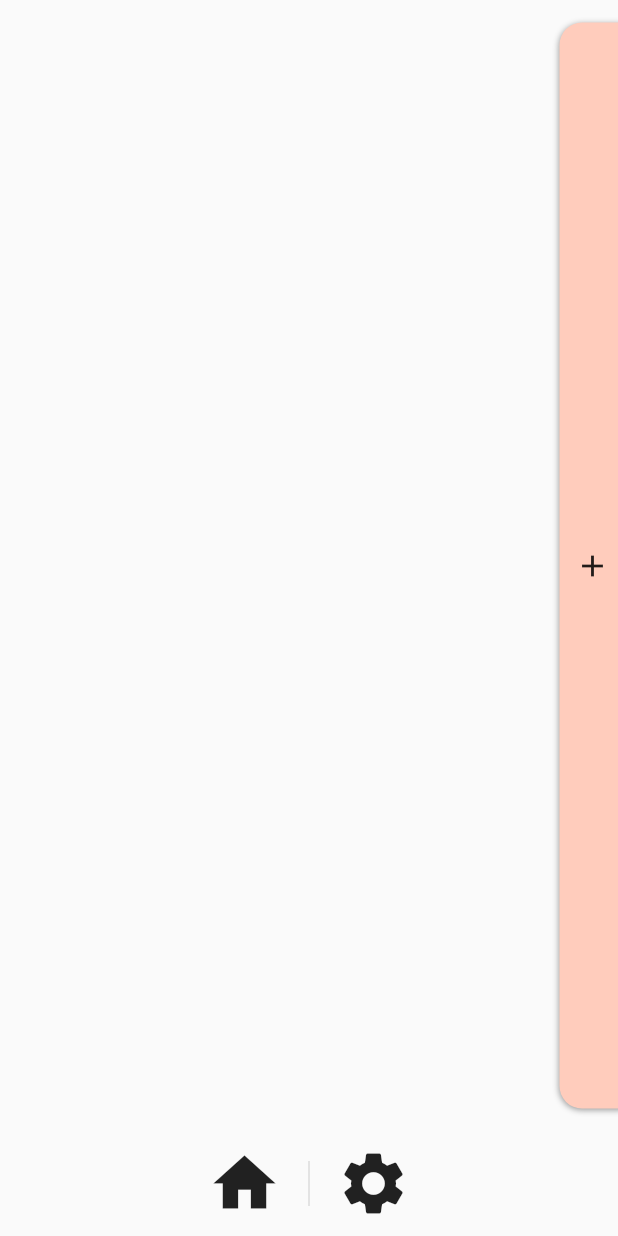
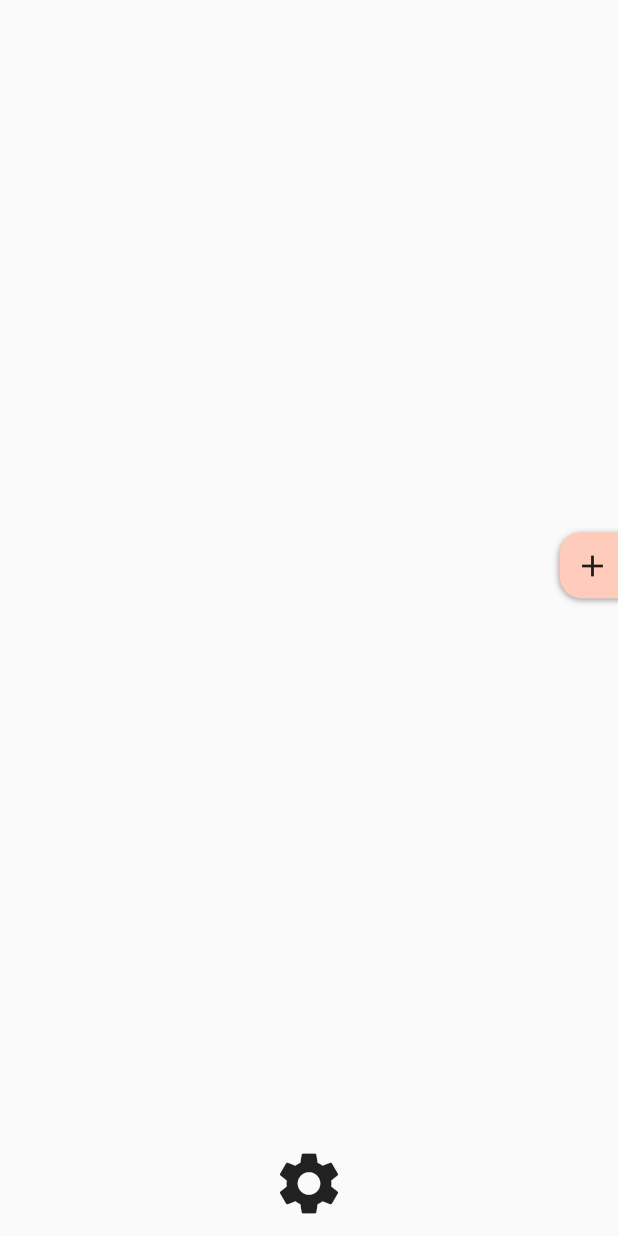
Before and after one commit to XDDK/LightPlan, a Flutter app: the MainPage screen opened directly, on a phone screen of 412 x 824 dp. Run offline on Flutter 3.47's test engine with Material 2 defaults, Android fonts, the phone set to English and light mode, and no system bars; our stand-ins replace flutter_keyboard_visibility, hive, hive_flutter; accounts and stored records are empty; generated files the repository leaves out were written again.

Commit message:
more design tweaks

```diff
--- /dev/null
+++ b/lib/task_list_handler.dart
@@ -0,0 +1,16 @@
+import 'package:flutter/material.dart';
+
+class TaskListHandler extends ChangeNotifier {
+  int _taskRootCount;
+
+  TaskListHandler([this._taskRootCount]);
+
+  int get taskRootCount {
+    return _taskRootCount;
+  }
+
+  void setTaskRootCount(int taskRootCount, [bool notify = true]) {
+    _taskRootCount = taskRootCount;
+    if (notify) notifyListeners();
+  }
+}
--- a/lib/ui/screens/main_page.dart
+++ b/lib/ui/screens/main_page.dart
@@ -1,5 +1,6 @@
 import 'package:flutter/material.dart';
 import 'package:hive/hive.dart';
+import 'package:lighthouse_planner/task_list_handler.dart';
 import 'package:provider/provider.dart';
 
 import '../../dao/task_dao_impl.dart';
@@ -17,27 +18,37 @@ class _MainPageState extends State<MainPage> {
 
   @override
   Widget build(BuildContext context) {
-    return SafeArea(
+    return WillPopScope(
+      onWillPop: () async => _showConfirmQuit(),
+      child: SafeArea(
         child: Scaffold(
+          resizeToAvoidBottomInset: false,
           body: FutureBuilder<Box<Task>>(
             future: Hive.openBox<Task>('tasks'),
             builder: (context, snapshot) {
               if (snapshot.connectionState == ConnectionState.done) {
                 taskDaoImpl = TaskDaoImpl();
-              var viewPort = MediaQuery.of(context).size.width > 950 ? 0.3 : 0.75;
+                var controller = PageController(
+                  initialPage: 0,
+                  viewportFraction: MediaQuery.of(context).size.width > 950 ? 0.3 : 1.0,
+                );
                 return FutureProvider(
                   create: (_) => taskDaoImpl.insertDefaults(),
+                  child: ChangeNotifierProvider(
+                    create: (context) => TaskListHandler(),
                     child: Column(
                       children: [
-                    TasksListView(viewPort: viewPort),
-                    MyBottomBar(),
+                        TasksListView(controller: controller),
+                        MyBottomBar(treeController: controller),
                       ],
+                    ),
                   ),
                 );
               } else {
                 return Center(child: CircularProgressIndicator());
               }
             },
+          ),
         ),
       ),
     );
--- a/lib/ui/widgets/bottom_bar.dart
+++ b/lib/ui/widgets/bottom_bar.dart
@@ -1,10 +1,15 @@
 import 'package:flutter/material.dart';
+import 'package:lighthouse_planner/task_list_handler.dart';
 import 'package:provider/provider.dart';
 
 import '../../dao/task_dao_impl.dart';
 import 'my_container.dart';
 
 class MyBottomBar extends StatefulWidget {
+  final PageController treeController;
+
+  MyBottomBar({@required this.treeController});
+
   @override
   State<StatefulWidget> createState() {
     return _MyBottomBar();
@@ -13,31 +18,38 @@ class MyBottomBar extends StatefulWidget {
 
 class _MyBottomBar extends State<MyBottomBar> {
   TaskDaoImpl taskDao;
-  // TreeHandler treeHandler;
+  TaskListHandler taskListHandler;
 
   @override
   Widget build(BuildContext context) {
     this.taskDao = context.watch<TaskDaoImpl>();
-    // this.treeHandler = context.watch<TreeHandler>();
-
+    this.taskListHandler = context.watch<TaskListHandler>();
     if (this.taskDao == null) return Container();
-    // if (treeHandler.currentRoot == null) treeHandler.setCurrentRoot(taskDao.findTaskAt(0), false);
 
     return Row(
       mainAxisAlignment: MainAxisAlignment.center,
       children: [
-        //BottomBar UI: Home button
-        MyContainer(
-          ripple: true,
-          color: Colors.transparent,
-          child: Icon(Icons.home, size: 50),
-          padding: EdgeInsets.all(10),
-          onTap: () {
-            print("Home");
-            // treeHandler.setCurrentRoot(taskDao.findTaskAt(0));
-          },
+        //BottomBar UI: Left arrow
+        /*
+        Visibility(
+          visible: widget.treeController.page < taskListHandler.taskRootCount,
+          child: MyContainer(
+            ripple: true,
+            color: Colors.transparent,
+            width: 50,
+            height: 50,
+            child: FittedBox(child: Icon(Icons.arrow_back_ios)),
+            padding: EdgeInsets.all(10),
+            onTap: () {
+              if (widget.treeController.page > 0) {
+                widget.treeController.previousPage(
+                  duration: Duration(milliseconds: 500),
+                  curve: Curves.linear,
+                );
+              }
+            },
+          ),
         ),
-
         //BottomBar UI: Divider
         SizedBox(
           height: 40,
@@ -47,7 +59,7 @@ class _MyBottomBar extends State<MyBottomBar> {
             endIndent: 5,
           ),
         ),
-
+        */
         //BottomBar UI: Settings menu
         MyContainer(
           ripple: true,
@@ -58,6 +70,34 @@ class _MyBottomBar extends State<MyBottomBar> {
             Navigator.of(context).pushNamed("/settings");
           },
         ),
+        /*
+        //BottomBar UI: Divider
+        SizedBox(
+          height: 40,
+          child: VerticalDivider(
+            thickness: 1,
+            indent: 5,
+            endIndent: 5,
+          ),
+        ),
+        //BottomBar UI: Right arrow
+        Visibility(
+          // visible: taskListHandler.currentPage != null && taskListHandler.currentPage < taskListHandler.tasksCount,
+          child: MyContainer(
+            ripple: true,
+            color: Colors.transparent,
+            width: 50,
+            height: 50,
+            child: FittedBox(child: Icon(Icons.arrow_forward_ios)),
+            padding: EdgeInsets.all(10),
+            onTap: () {
+              widget.treeController.nextPage(
+                duration: Duration(milliseconds: 500),
+                curve: Curves.linear,
+              );
+            },
+          ),
+        ),*/
       ],
     );
   }
--- a/lib/ui/widgets/tasktree/tasks_listview.dart
+++ b/lib/ui/widgets/tasktree/tasks_listview.dart
@@ -3,15 +3,16 @@ import 'package:provider/provider.dart';
 
 import '../../../dao/task_dao_impl.dart';
 import '../../../models/task.dart';
+import '../../../task_list_handler.dart';
 import '../../../tree_handler.dart';
 import '../my_container.dart';
 import '../tree_timer.dart';
 import 'task_tree_container.dart';
 
 class TasksListView extends StatefulWidget {
-  final double viewPort;
+  final PageController controller;
 
-  TasksListView({this.viewPort});
+  TasksListView({@required this.controller});
 
   @override
   _TasksListViewState createState() => _TasksListViewState();
@@ -19,10 +20,12 @@ class TasksListView extends StatefulWidget {
 
 class _TasksListViewState extends State<TasksListView> {
   TaskDaoImpl taskDao;
+  TaskListHandler taskListHandler;
 
   @override
   Widget build(BuildContext context) {
     taskDao = context.watch<TaskDaoImpl>();
+    taskListHandler = context.watch<TaskListHandler>();
     List<Task> treeRoots = [];
     bool nextYearExists = false;
 
@@ -35,14 +38,13 @@ class _TasksListViewState extends State<TasksListView> {
           treeRoots.add(task);
         }
       }
-      // treeRoots = treeRoots.reversed.toList();
     }
 
     return Expanded(
       child: Stack(
         children: [
           PageView.builder(
-            controller: PageController(initialPage: treeRoots.length-1, viewportFraction: widget.viewPort),
+            controller: widget.controller,
             scrollDirection: Axis.horizontal,
             itemCount: treeRoots.length,
             physics: treeRoots.length > 1 ? BouncingScrollPhysics() : NeverScrollableScrollPhysics(),
@@ -82,12 +84,11 @@ class _TasksListViewState extends State<TasksListView> {
           child: GestureDetector(
             onTap: () async {
               await taskDao.insertDefaults(DateTime.now().year + 1);
-              setState(() { });
+              setState(() {});
             },
             child: MyContainer(
               color: Colors.deepOrange[100],
               radius: 15,
-              height: double.infinity,
               margin: EdgeInsets.symmetric(vertical: 15),
               padding: EdgeInsets.fromLTRB(10, 10, 20, 10),
               shadowType: ShadowType.SMALL,
```
Also changed, not shown: lib/tree_handler.dart (+14 -2 lines), lib/ui/widgets/task/task_container.dart (+42 -38 lines), lib/ui/widgets/tasktree/task_tree_container.dart (+7 -7 lines). Lines whose indentation alone changed are shown as unchanged.
